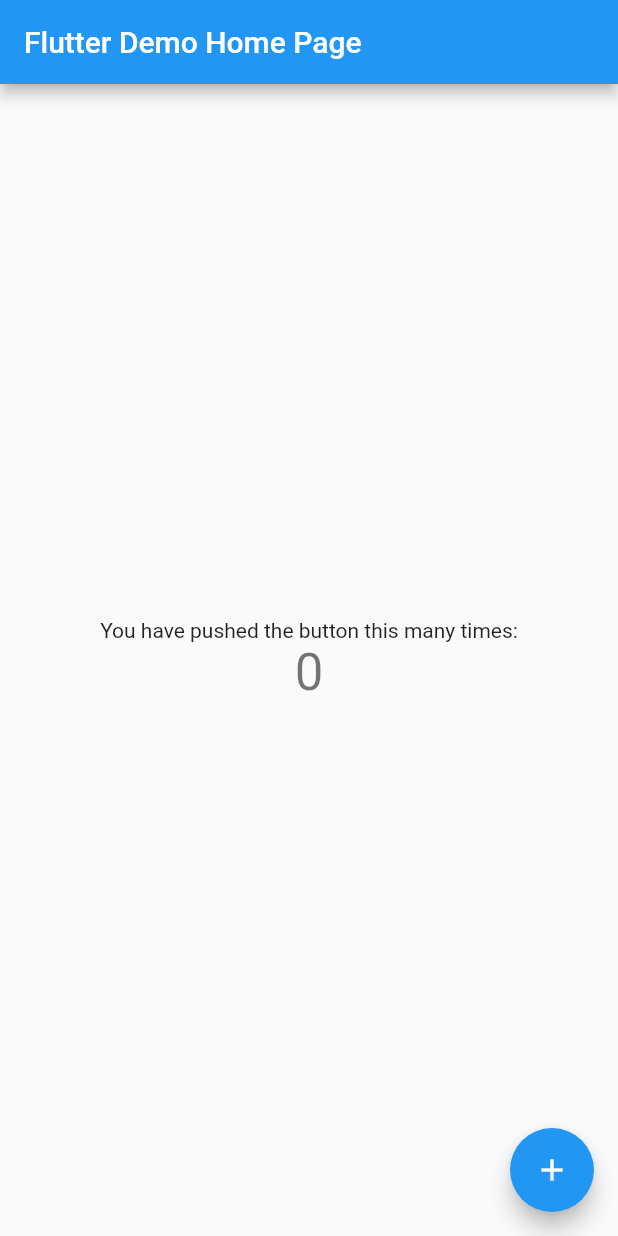
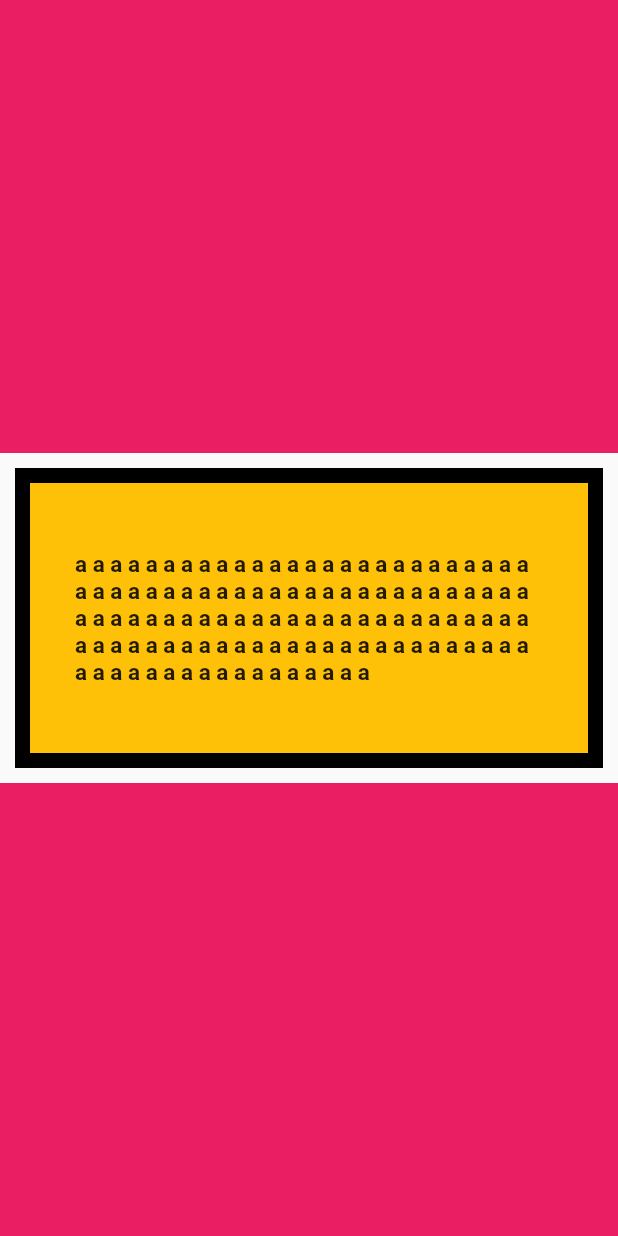
Before and after one commit to alpondith/flutter_playground, a Flutter app: the screen it shows after launch, on a phone screen of 412 x 824 dp. Run offline on Flutter 3.47's test engine with Material 2 defaults, Android fonts, the phone set to English and light mode, and no system bars.

Commit message:
padding margin border example

```diff
--- a/lib/main.dart
+++ b/lib/main.dart
@@ -1,113 +1,57 @@
 import 'package:flutter/material.dart';
 
 void main() {
-  runApp(MyApp());
+  runApp(App());
 }
 
-class MyApp extends StatelessWidget {
-  // This widget is the root of your application.
+class App extends StatelessWidget {
   @override
   Widget build(BuildContext context) {
     return MaterialApp(
-      title: 'Flutter Demo',
-      theme: ThemeData(
-        // This is the theme of your application.
-        //
-        // Try running your application with "flutter run". You'll see the
-        // application has a blue toolbar. Then, without quitting the app, try
-        // changing the primarySwatch below to Colors.green and then invoke
-        // "hot reload" (press "r" in the console where you ran "flutter run",
-        // or simply save your changes to "hot reload" in a Flutter IDE).
-        // Notice that the counter didn't reset back to zero; the application
-        // is not restarted.
-        primarySwatch: Colors.blue,
-      ),
-      home: MyHomePage(title: 'Flutter Demo Home Page'),
-    );
-  }
-}
-
-class MyHomePage extends StatefulWidget {
-  MyHomePage({Key? key, required this.title}) : super(key: key);
-
-  // This widget is the home page of your application. It is stateful, meaning
-  // that it has a State object (defined below) that contains fields that affect
-  // how it looks.
-
-  // This class is the configuration for the state. It holds the values (in this
-  // case the title) provided by the parent (in this case the App widget) and
-  // used by the build method of the State. Fields in a Widget subclass are
-  // always marked "final".
-
-  final String title;
-
-  @override
-  _MyHomePageState createState() => _MyHomePageState();
-}
-
-class _MyHomePageState extends State<MyHomePage> {
-  int _counter = 0;
-
-  void _incrementCounter() {
-    setState(() {
-      // This call to setState tells the Flutter framework that something has
-      // changed in this State, which causes it to rerun the build method below
-      // so that the display can reflect the updated values. If we changed
-      // _counter without calling setState(), then the build method would not be
-      // called again, and so nothing would appear to happen.
-      _counter++;
-    });
-  }
-
-  @override
-  Widget build(BuildContext context) {
-    // This method is rerun every time setState is called, for instance as done
-    // by the _incrementCounter method above.
-    //
-    // The Flutter framework has been optimized to make rerunning build methods
-    // fast, so that you can just rebuild anything that needs updating rather
-    // than having to individually change instances of widgets.
-    return Scaffold(
-      appBar: AppBar(
-        // Here we take the value from the MyHomePage object that was created by
-        // the App.build method, and use it to set our appbar title.
-        title: Text(widget.title),
-      ),
-      body: Center(
-        // Center is a layout widget. It takes a single child and positions it
-        // in the middle of the parent.
-        child: Column(
-          // Column is also a layout widget. It takes a list of children and
-          // arranges them vertically. By default, it sizes itself to fit its
-          // children horizontally, and tries to be as tall as its parent.
-          //
-          // Invoke "debug painting" (press "p" in the console, choose the
-          // "Toggle Debug Paint" action from the Flutter Inspector in Android
-          // Studio, or the "Toggle Debug Paint" command in Visual Studio Code)
-          // to see the wireframe for each widget.
-          //
-          // Column has various properties to control how it sizes itself and
-          // how it positions its children. Here we use mainAxisAlignment to
-          // center the children vertically; the main axis here is the vertical
-          // axis because Columns are vertical (the cross axis would be
-          // horizontal).
-          mainAxisAlignment: MainAxisAlignment.center,
-          children: <Widget>[
-            Text(
-              'You have pushed the button this many times:',
+      debugShowCheckedModeBanner: false,
+      home: Scaffold(
+        body: Column(
+          children: [
+            Expanded(
+              child: Container(
+                height: 200,
+                width: double.infinity,
+                color: Colors.pink,
+              ),
             ),
-            Text(
-              '$_counter',
-              style: Theme.of(context).textTheme.headline4,
+            Container(
+              margin: EdgeInsets.all(10),
+              padding: EdgeInsets.symmetric(horizontal: 30),
+              height: 200,
+              width: double.infinity,
+              child: Center(
+                child: Text(
+                  'a a a a a a a a a a a a a a a a a a a a a a a a a a a a a a a a a a a a a a a a a a a a a a a a a a a a a a a a a a a a a a a a a a a a a a a a a a a a a a a a a a a a a a a a a a a a a a a a a a a a a a a a a a a a a a a a a a a a a a a a a ',
+                  style: TextStyle(
+                    fontSize: 15,
+                    fontWeight: FontWeight.bold,
+                  ),
+                ),
+              ),
+              decoration: BoxDecoration(
+                color: Colors.amber,
+                // shape: BoxShape.circle,
+                border: Border.all(
+                  color: Colors.black,
+                  width: 10,
+                ),
+              ),
+            ),
+            Expanded(
+              child: Container(
+                height: 200,
+                width: double.infinity,
+                color: Colors.pink,
+              ),
             ),
           ],
         ),
       ),
-      floatingActionButton: FloatingActionButton(
-        onPressed: _incrementCounter,
-        tooltip: 'Increment',
-        child: Icon(Icons.add),
-      ), // This trailing comma makes auto-formatting nicer for build methods.
     );
   }
 }
```
